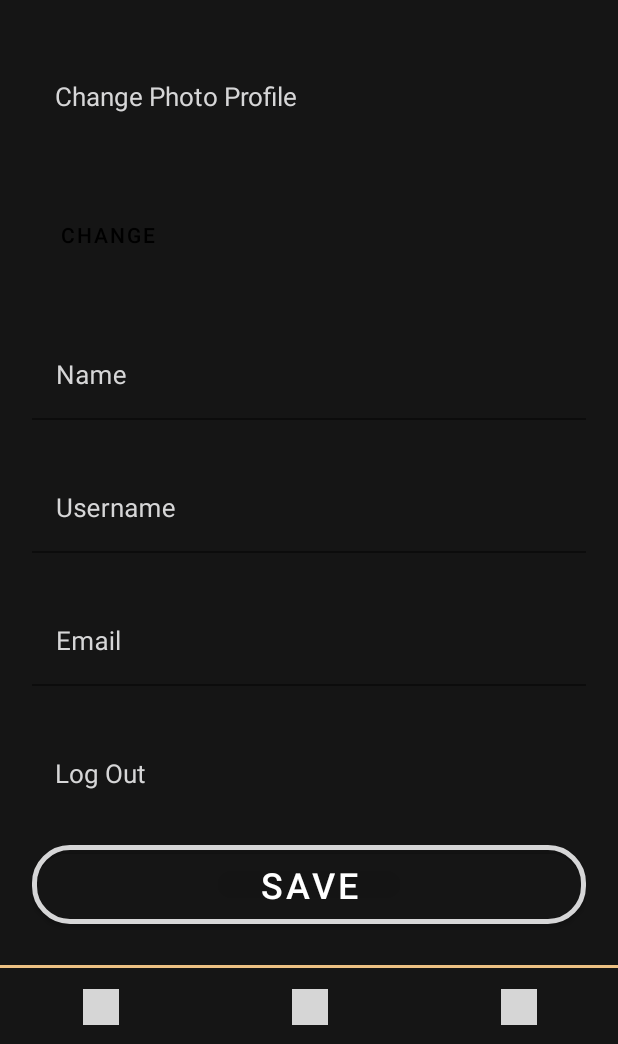
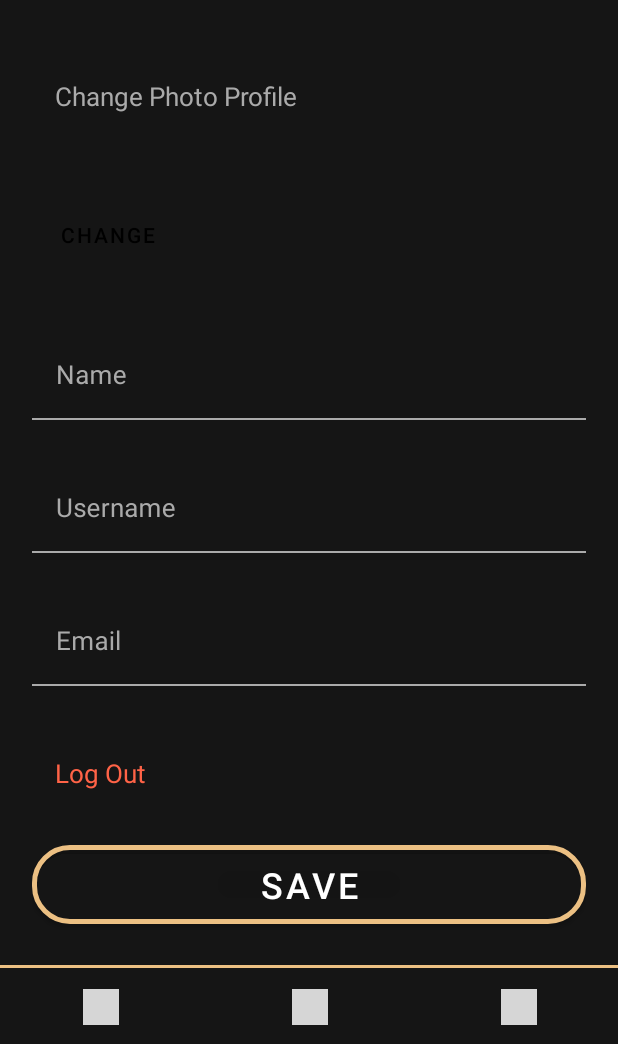
Before and after one commit to hathiramaniaashish/netbond, an Android app: the fragment AccountSettingFragment placed in its activity, on a phone screen of 412 x 824 dp, the part 192-1236 px from its top. Run offline under Robolectric (Android 15) with nearby library versions, the phone set to English and light mode, and no system bars; our stand-ins replace Firebase (no records; nobody signed in at launch, a user with empty details on screens opened directly); 3 statements that could not run were skipped; grey boxes are pictures that could not be loaded.

Commit message:
Combination 2

```diff
--- a/app/src/main/java/com/example/netbond/MainActivity.kt
+++ b/app/src/main/java/com/example/netbond/MainActivity.kt
@@ -4,6 +4,7 @@ import android.content.Context
 import androidx.appcompat.app.AppCompatActivity
 import android.os.Bundle
 import android.view.inputmethod.InputMethodManager
+import androidx.navigation.findNavController
 import com.example.netbond.databinding.ActivityMainBinding
 
 class MainActivity : AppCompatActivity() {
--- a/app/src/main/res/values/colors.xml
+++ b/app/src/main/res/values/colors.xml
@@ -7,4 +7,9 @@
     <color name="logo">#ECC083</color>
     <color name="hint">#808080</color>
     <color name="red">#FF0000</color>
+
+    <color name="textInfo">#FFAAAAAA</color>
+    <color name="mtrl_textinput_default_box_stroke_color">#FFAAAAAA</color>
+    <color name="secondary">#FFECC083</color>
+    <color name="warning">#FFFF6347</color>
 </resources>
--- a/app/src/main/res/values/styles.xml
+++ b/app/src/main/res/values/styles.xml
@@ -4,4 +4,9 @@
         <item name="android:textColor">@color/white</item>
         <item name="android:fontFamily">@font/roboto_light</item>
     </style>
+
+    <style name="input_txt" parent="Widget.MaterialComponents.TextInputLayout.OutlinedBox">
+        <item name="boxStrokeColor">@color/textInfo</item>
+        <item name="boxStrokeWidth">2dp</item>
+    </style>
 </resources>
```
